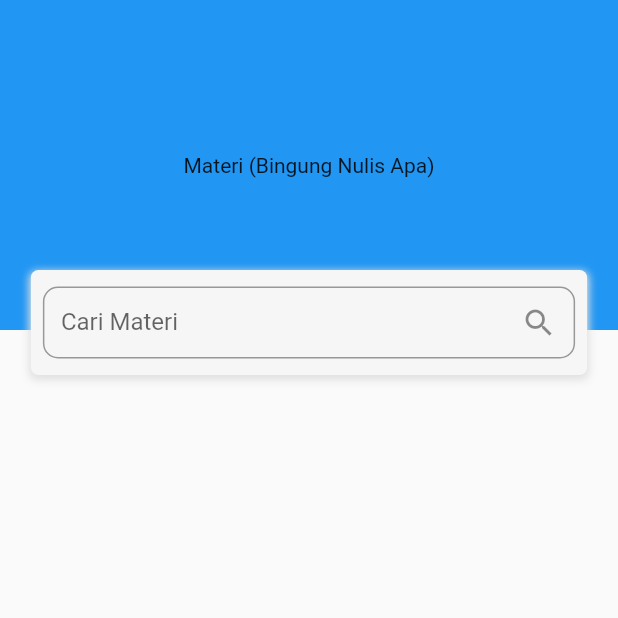
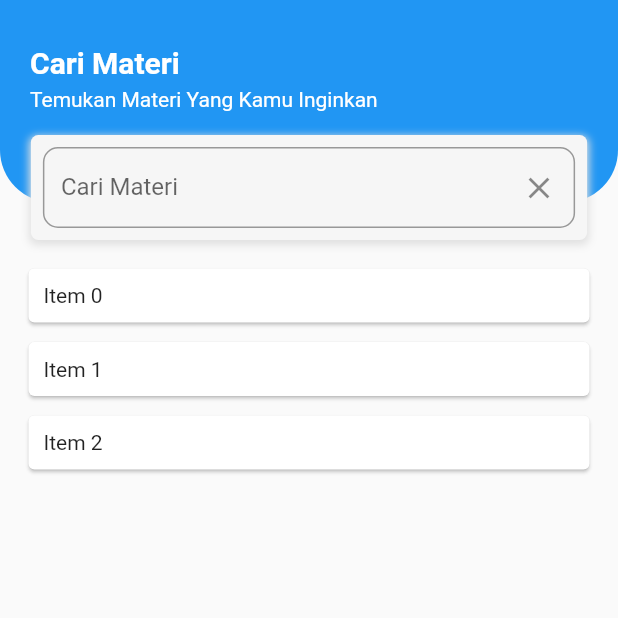
Before and after one commit to Dapuluous/CapstoneProject, a Flutter app: the SearchPage screen opened directly, on a phone screen of 412 x 824 dp, the top half of it. Run offline on Flutter 3.47's test engine with Material 2 defaults, Android fonts, the phone set to English and light mode, and no system bars.

Commit message:
Added Listview search feature

```diff
--- a/lib/ui/ui_main/search_page.dart
+++ b/lib/ui/ui_main/search_page.dart
@@ -1,13 +1,31 @@
+import 'package:capstone_project/ui/page_detail.dart';
 import 'package:flutter/material.dart';
 import 'package:flutter/cupertino.dart';
 
-class SearchPage extends StatelessWidget {
+class SearchPage extends StatefulWidget {
+  const SearchPage({Key? key}) : super(key: key);
+
+  @override
+  _SearchPageState createState() => new _SearchPageState();
+}
+
+class _SearchPageState extends State<SearchPage> {
+  TextEditingController editingController = TextEditingController();
+  final items = List<String>.generate(3, (i) => "Item $i");
+
+  @override
+  void initState() {
+    super.initState();
+  }
+
   @override
   Widget build(BuildContext context) {
     return SafeArea(
       child: Scaffold(
-          body: Container(
-            height: 250,
+          body: Column(
+            children: <Widget>[
+              Container(
+                height: 160,
                 child: Stack(
                   alignment: Alignment.center,
                   children: <Widget>[
@@ -15,11 +33,43 @@ class SearchPage extends StatelessWidget {
                       child: Align(
                         alignment: Alignment.topCenter,
                         child: Container(
-                      height: 220,
+                          height: 135,
+                          decoration: BoxDecoration(
                             color: Colors.blue,
+                            borderRadius: BorderRadius.only(bottomLeft: Radius.circular(35), bottomRight: Radius.circular(35)),
+                          ),
+                        ),
+                      ),
+                    ),
+                    Positioned.fill(
                       child: Align(
-                        alignment: Alignment.center,
-                        child: Text("Materi (Bingung Nulis Apa)"),
+                        alignment: Alignment.centerLeft,
+                        child: Padding(
+                          padding: const EdgeInsets.only(left: 20.0),
+                          child: Container(
+                            height: 100,
+                            child: Column(
+                              crossAxisAlignment: CrossAxisAlignment.start,
+                              children: const <Widget>[
+                                Text(
+                                  "Cari Materi",
+                                  style: TextStyle(
+                                      fontSize: 20,
+                                      fontWeight: FontWeight.bold,
+                                      color: Colors.white
+                                  ),
+                                ),
+                                Padding(
+                                  padding: EdgeInsets.only(top: 5.0),
+                                  child: Text(
+                                    "Temukan Materi Yang Kamu Inginkan",
+                                    style: TextStyle(
+                                        color: Colors.white
+                                    ),
+                                  ),
+                                ),
+                              ],
+                            ),
                           ),
                         ),
                       ),
@@ -48,14 +98,18 @@ class SearchPage extends StatelessWidget {
                               child: Padding(
                                 padding: const EdgeInsets.all(8.0),
                                 child: TextField(
-                              style: TextStyle(
-                                height: 0.2,
-                              ),
+                                  onChanged: (value) {
+                                    setState(() {});
+                                  },
+                                  controller: editingController,
                                   decoration: InputDecoration(
                                     labelText: "Cari Materi",
                                     suffixIcon: IconButton(
-                                  icon: Icon(Icons.search),
-                                  onPressed: () {},
+                                      icon: Icon(Icons.close),
+                                      onPressed: () {
+                                        FocusManager.instance.primaryFocus!.unfocus();
+                                        editingController.clear();
+                                      },
                                     ),
                                     border: OutlineInputBorder(
                                       borderRadius: BorderRadius.circular(10),
@@ -71,6 +125,61 @@ class SearchPage extends StatelessWidget {
                   ],
                 ),
               ),
+
+              Padding(
+                padding: const EdgeInsets.all(15.0),
+                child: Container(
+                  child: ListView.builder(
+                    padding: EdgeInsets.zero,
+                    scrollDirection: Axis.vertical,
+                    shrinkWrap: true,
+                    itemCount: items.length,
+                    itemBuilder: (context, index) {
+                      if (editingController.text.isEmpty) {
+                        return Padding(
+                          padding: EdgeInsets.only(bottom: 5),
+                          child: Card(
+                            child: InkWell(
+                              onTap: () {
+                                Navigator.push(
+                                  context,
+                                  MaterialPageRoute(builder: (context) => PageDetail()),
+                                );
+                              },
+                              child: Padding(
+                                padding: const EdgeInsets.only(bottom: 10, left: 10, top: 10),
+                                child: Text(items[index]),
+                              ),
+                            ),
+                          ),
+                        );
+                      } else if (items[index].toLowerCase().contains(editingController.text)) {
+                        return Padding(
+                          padding: EdgeInsets.only(bottom: 5),
+                          child: Card(
+                            child: InkWell(
+                              onTap: () {
+                                Navigator.push(
+                                  context,
+                                  MaterialPageRoute(builder: (context) => PageDetail()),
+                                );
+                              },
+                              child: Padding(
+                                padding: const EdgeInsets.only(bottom: 10, left: 10, top: 10),
+                                child: Text(items[index]),
+                              ),
+                            ),
+                          ),
+                        );
+                      } else {
+                        return Container();
+                      }
+                    }
+                  ),
+                ),
+              ),
+            ],
+          ),
       ),
     );
   }
```
Lines whose indentation alone changed are shown as unchanged.
